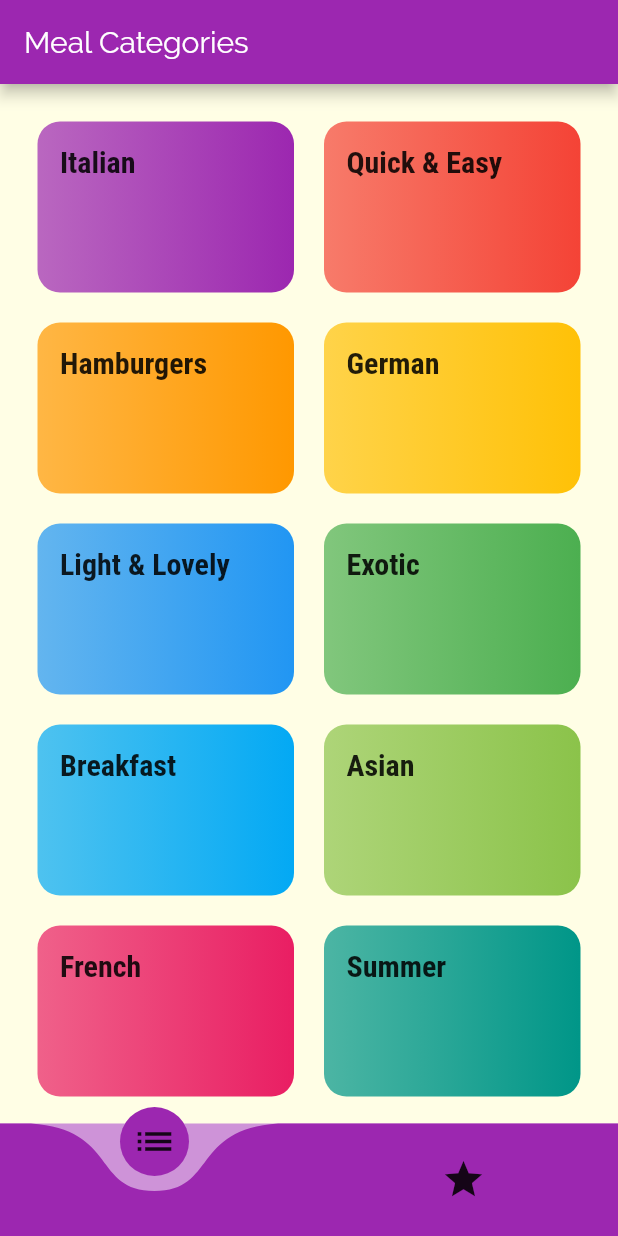
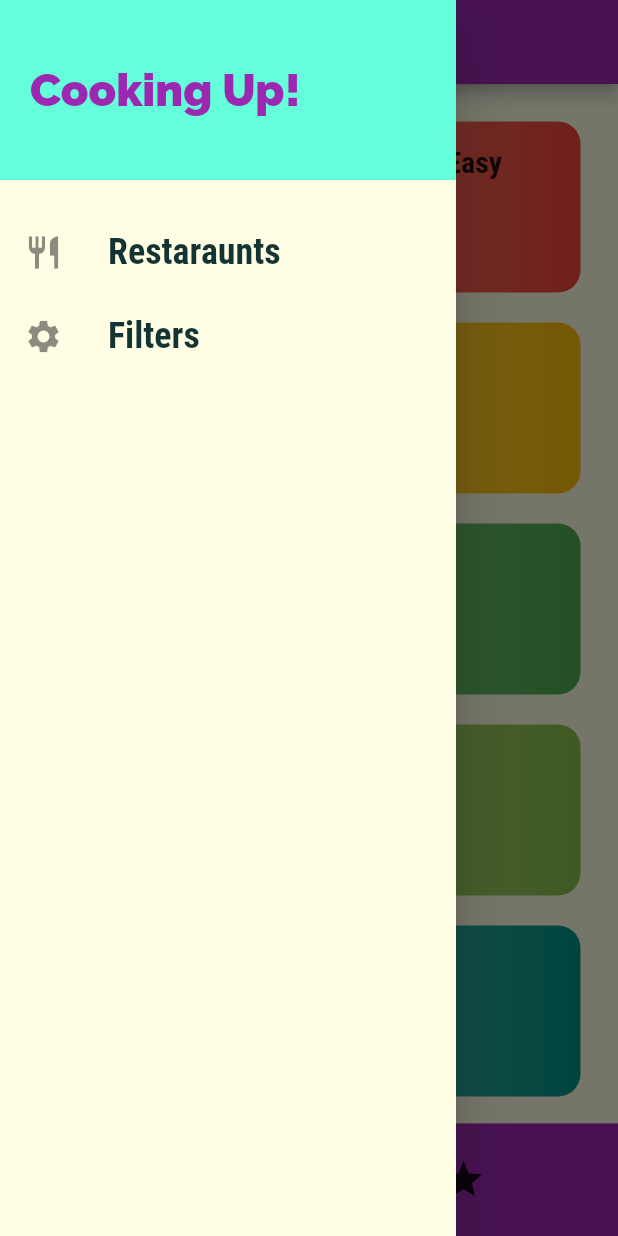
Before and after one commit to JHeisecke/meals-app, a Flutter app: the screen it shows after launch, with the side drawer open (before the commit the screen has no drawer), on a phone screen of 412 x 824 dp. Run offline on Flutter 3.47's test engine with Material 2 defaults, Android fonts, the phone set to English and light mode, and no system bars; drawn by our look-alikes of curved_navigation_bar.

Commit message:
Agrega un menu hamburguesa

```diff
--- a/lib/widgets/screens/tabs_screen.dart
+++ b/lib/widgets/screens/tabs_screen.dart
@@ -3,6 +3,7 @@ import 'package:flutter/material.dart';
 
 import './categories_screen.dart';
 import './favorite_screen.dart';
+import '../utils/main_drawer.dart';
 
 class TabsScreen extends StatefulWidget {
   @override
@@ -34,6 +35,7 @@ class _TabsScreenState extends State<TabsScreen> {
       appBar: AppBar(
         title: Text(_pages[_selectedPageIndex]['title']),
       ),
+      drawer: MainDrawer(),
       body: _pages[_selectedPageIndex]['page'],
       bottomNavigationBar: CurvedNavigationBar(
         backgroundColor: Theme.of(context).backgroundColor,
--- /dev/null
+++ b/lib/widgets/utils/main_drawer.dart
@@ -0,0 +1,50 @@
+import 'package:flutter/material.dart';
+
+class MainDrawer extends StatelessWidget {
+  Widget buildListTile(String title, IconData icon) {
+    return ListTile(
+      leading: Icon(
+        icon,
+        size: 26,
+      ),
+      title: Text(
+        title,
+        style: TextStyle(
+          fontFamily: 'RobotoCondensed',
+          fontSize: 24,
+          fontWeight: FontWeight.bold,
+        ),
+      ),
+      onTap: () {},
+    );
+  }
+
+  @override
+  Widget build(BuildContext context) {
+    return Drawer(
+      child: Column(
+        children: [
+          Container(
+            height: 120,
+            width: double.infinity,
+            padding: const EdgeInsets.all(20),
+            alignment: Alignment.centerLeft,
+            color: Theme.of(context).accentColor,
+            child: Text(
+              "Cooking Up!",
+              style: TextStyle(
+                  fontWeight: FontWeight.w900,
+                  fontSize: 30,
+                  color: Theme.of(context).primaryColor),
+            ),
+          ),
+          const SizedBox(
+            height: 20,
+          ),
+          buildListTile("Restaraunts", Icons.restaurant),
+          buildListTile("Filters", Icons.settings),
+        ],
+      ),
+    );
+  }
+}
```
